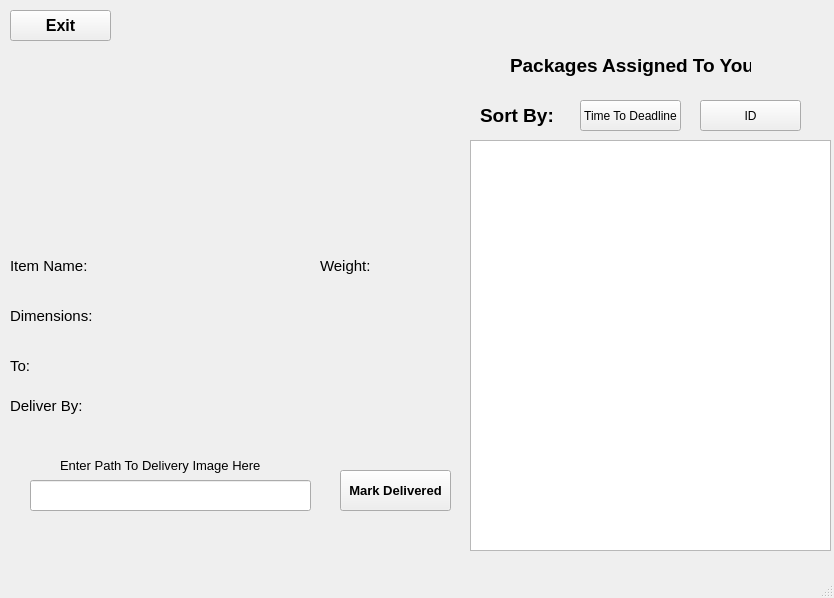
Above: Project_Server/HomePage.ui from deathtaco1231/deathtaco1231-COMP72070-24W-Project4-Group10-Sec3 before the change. Below: the same form after it.
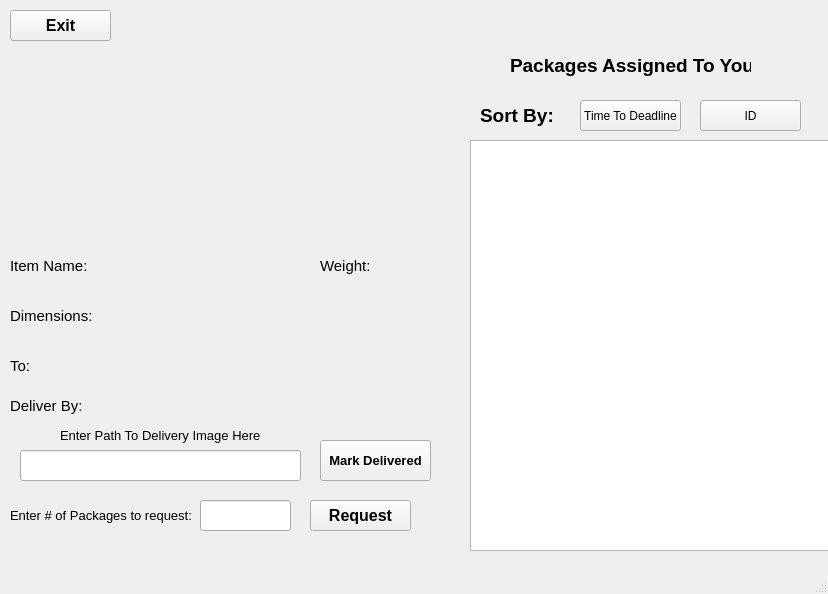
That is the form after the change.

Diff of the .ui file:
```diff
--- a/Project_Server/HomePage.ui
+++ b/Project_Server/HomePage.ui
@@ -6,8 +6,8 @@
    <rect>
     <x>0</x>
     <y>0</y>
-    <width>834</width>
-    <height>598</height>
+    <width>828</width>
+    <height>594</height>
    </rect>
   </property>
   <property name="windowTitle">
@@ -266,8 +266,8 @@
    <widget class="QPushButton" name="deliveredBtn">
     <property name="geometry">
      <rect>
-      <x>340</x>
-      <y>470</y>
+      <x>320</x>
+      <y>440</y>
       <width>111</width>
       <height>41</height>
      </rect>
@@ -285,8 +285,8 @@
    <widget class="QLineEdit" name="deliveryimgline">
     <property name="geometry">
      <rect>
-      <x>30</x>
-      <y>480</y>
+      <x>20</x>
+      <y>450</y>
       <width>281</width>
       <height>31</height>
      </rect>
@@ -296,7 +296,7 @@
     <property name="geometry">
      <rect>
       <x>60</x>
-      <y>450</y>
+      <y>420</y>
       <width>211</width>
       <height>31</height>
      </rect>
@@ -329,6 +329,53 @@
      <string/>
     </property>
    </widget>
+   <widget class="QPushButton" name="requestBtn">
+    <property name="geometry">
+     <rect>
+      <x>310</x>
+      <y>500</y>
+      <width>101</width>
+      <height>31</height>
+     </rect>
+    </property>
+    <property name="font">
+     <font>
+      <pointsize>12</pointsize>
+      <bold>true</bold>
+     </font>
+    </property>
+    <property name="text">
+     <string>Request</string>
+    </property>
+   </widget>
+   <widget class="QLineEdit" name="pkgnumline">
+    <property name="geometry">
+     <rect>
+      <x>200</x>
+      <y>500</y>
+      <width>91</width>
+      <height>31</height>
+     </rect>
+    </property>
+   </widget>
+   <widget class="QLabel" name="deliverdateLabel_3">
+    <property name="geometry">
+     <rect>
+      <x>10</x>
+      <y>500</y>
+      <width>211</width>
+      <height>31</height>
+     </rect>
+    </property>
+    <property name="font">
+     <font>
+      <pointsize>10</pointsize>
+     </font>
+    </property>
+    <property name="text">
+     <string>Enter # of Packages to request:</string>
+    </property>
+   </widget>
   </widget>
   <widget class="QMenuBar" name="menubar">
    <property name="geometry">
```
Left out of the diff: 2 changed lines with no effect on the pictures.
